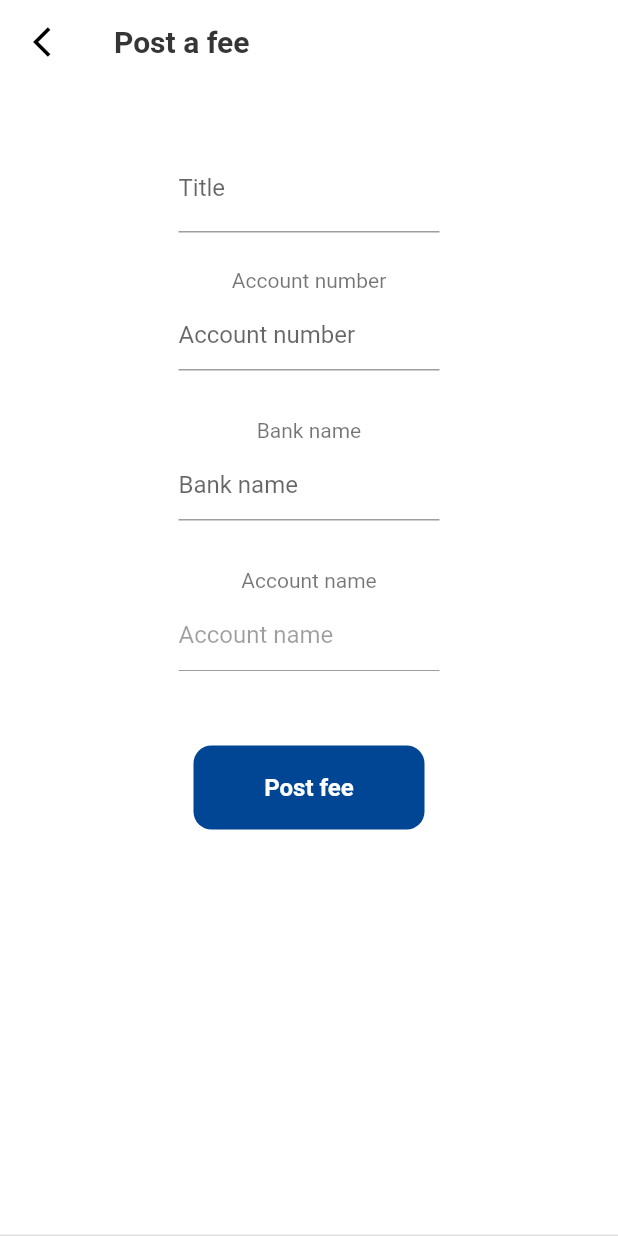
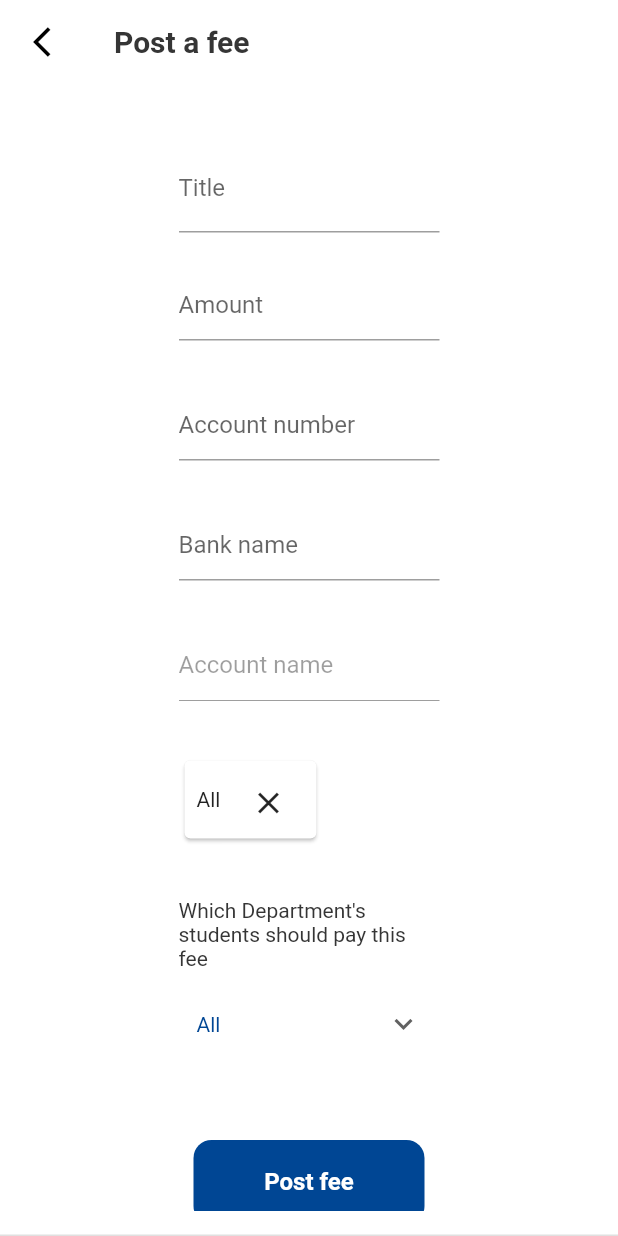
Before and after one commit to DReaper55/clearance_processing_system, a Flutter app: the PostFee screen opened by its route, on a phone screen of 412 x 824 dp. Run offline on Flutter 3.47's test engine with Material 2 defaults, Android fonts, the phone set to English and light mode, and no system bars; our stand-ins replace cloud_firestore, dartz, equatable, firebase_auth, firebase_core, flutter_dotenv and 4 more; accounts and stored records are empty.

Commit message:
Can restrict fees to departments

```diff
--- a/lib/core/helpers/extensions.dart
+++ b/lib/core/helpers/extensions.dart
@@ -56,9 +56,9 @@ extension DocIDFormat on String {
     return '$this-$uid';
   }
 
-  String docCustomerFormat({String? inventoryId}) {
-    if (inventoryId != null) {
-      return '$this-$inventoryId';
+  String docFormat({String? id}) {
+    if (id != null) {
+      return '$this-$id';
     }
 
     return this;
--- a/lib/core/utils/strings.dart
+++ b/lib/core/utils/strings.dart
@@ -81,6 +81,7 @@ class FireStoreCollectionStrings {
   static const admin = 'admin';
   static const students = 'students';
   static const fees = 'fees';
+  static const requirements = 'requirements';
 }
 
 class FBRealtimeDBCollectionStrings {
--- a/lib/features/fee-management/domain/enitites/fee_entity.dart
+++ b/lib/features/fee-management/domain/enitites/fee_entity.dart
@@ -1,15 +1,18 @@
 import 'package:equatable/equatable.dart';
 
 class FeeEntity extends Equatable {
-  final String? title, feeID, postedBy, accountName, accountNumber, bankName, bankCode;
+  final String? title, feeID, postedBy, amount, accountName, accountNumber, bankName, bankCode;
+  final String? departmentsToPay;
   final String? dateTime;
 
 
-  const FeeEntity({this.bankCode, this.dateTime, this.accountName, this.feeID, this.title, this.postedBy, this.accountNumber, this.bankName});
+  const FeeEntity({this.departmentsToPay, this.bankCode, this.dateTime, this.amount, this.accountName, this.feeID, this.title, this.postedBy, this.accountNumber, this.bankName});
 
   FeeEntity.fromMap(Map<dynamic, dynamic> list)
       : accountNumber = list["accountNumber"],
         postedBy = list["postedBy"],
+        departmentsToPay = list["departmentsToPay"],
+        amount = list["amount"],
         feeID = list["feeID"],
         dateTime = list["dateTime"],
         title = list["title"],
@@ -23,6 +26,8 @@ class FeeEntity extends Equatable {
       "accountNumber": accountNumber,
       "postedBy": postedBy,
       "feeID": feeID,
+      "departmentsToPay": departmentsToPay,
+      "amount": amount,
       "accountName": accountName,
       "bankCode": bankCode,
       "dateTime": dateTime,
@@ -33,6 +38,6 @@ class FeeEntity extends Equatable {
 
   @override
   List<Object?> get props => [
-    title, postedBy, feeID, bankCode, accountName, accountNumber, bankName, dateTime
+    title, postedBy, feeID, departmentsToPay, amount, bankCode, accountName, accountNumber, bankName, dateTime
   ];
 }
--- a/lib/features/fee-management/presentation/pages/post_fee.dart
+++ b/lib/features/fee-management/presentation/pages/post_fee.dart
@@ -5,9 +5,11 @@ import 'package:clearance_processing_system/core/utils/text_styles.dart';
 import 'package:clearance_processing_system/core/utils/validations.dart';
 import 'package:clearance_processing_system/general_widgets/UCPSScaffold.dart';
 import 'package:clearance_processing_system/general_widgets/app_loader.dart';
+import 'package:clearance_processing_system/general_widgets/custom-widgets/dropdown_field.dart';
 import 'package:clearance_processing_system/general_widgets/shrink_button.dart';
 import 'package:clearance_processing_system/general_widgets/spacing.dart';
 import 'package:flutter/material.dart';
+import 'package:flutter_hooks/flutter_hooks.dart';
 import 'package:hooks_riverpod/hooks_riverpod.dart';
 
 import '../notifiers/fee_notifier.dart';
@@ -19,6 +21,14 @@ class PostFee extends HookConsumerWidget {
   @override
   Widget build(BuildContext context, WidgetRef ref) {
     final createNewFeeNotifier = ref.watch(createNewFeeNotifierProvider);
+
+    useEffect(() {
+      Future.delayed(const Duration(milliseconds: 500), () {
+        createNewFeeNotifier.setData();
+      });
+
+      return () {};
+    }, []);
 
     return UCPSScaffold(
       title: AppStrings.postAFee,
@@ -37,11 +47,17 @@ class PostFee extends HookConsumerWidget {
               ),
               const Spacing.bigHeight(),
 
-              Text(
-                LabelStrings.accountNumber,
-                style: Styles.w400(color: Colors.black54),
+              // ................................................
+              // Amount
+              // ................................................
+              _LoadingTextField(
+                hintText: 'Amount',
+                controller: createNewFeeNotifier.amountController,
+                enabled: true,
+                // data: createNewFeeNotifier.onData,
+                isLoading: createNewFeeNotifier.isLoadingAccNum,
               ),
-              const Spacing.tinyHeight(),
+              const Spacing.largeHeight(),
               // ................................................
               // Account Number
               // ................................................
@@ -57,11 +73,6 @@ class PostFee extends HookConsumerWidget {
               // ................................................
               // Bank Name
               // ................................................
-              Text(
-                LabelStrings.bankName,
-                style: Styles.w400(color: Colors.black54),
-              ),
-              const Spacing.tinyHeight(),
               _LoadingTextField(
                 hintText: LabelStrings.bankName,
                 controller: createNewFeeNotifier.bankNameController,
@@ -71,11 +82,6 @@ class PostFee extends HookConsumerWidget {
                 isLoading: createNewFeeNotifier.isLoadingAccNum,
               ),
               const Spacing.largeHeight(),
-              Text(
-                LabelStrings.accountName,
-                style: Styles.w400(color: Colors.black54),
-              ),
-              const Spacing.tinyHeight(),
               // ................................................
               // Account name
               // ................................................
@@ -85,6 +91,43 @@ class PostFee extends HookConsumerWidget {
                 enabled: false,
                 // data: createNewFeeNotifier.onData,
                 isLoading: createNewFeeNotifier.isLoadingAccNum,
+              ),
+
+              const Spacing.xLargeHeight(),
+              if(createNewFeeNotifier.selectedDepartments.value.isNotEmpty)
+                SizedBox(
+                  width: Helpers.width(context),
+                  height: 60.0,
+                  child: ListView.separated(
+                      itemBuilder: (ctx, i){
+                        final department = createNewFeeNotifier.selectedDepartments.value[i];
+
+                        return Card(
+                          child: Padding(
+                            padding: const EdgeInsets.all(8.0),
+                            child: Row(
+                              children: [
+                                Text(department!.values.first),
+                                const Spacing.smallWidth(),
+
+                                IconButton(onPressed: () => createNewFeeNotifier.removeItem(department), icon: const Icon(Icons.close))
+                              ],
+                            ),
+                          ),
+                        );
+                      },
+                      scrollDirection: Axis.horizontal,
+                      separatorBuilder: (ctx, i) => const Spacing.mediumHeight(),
+                      itemCount: createNewFeeNotifier.selectedDepartments.value.length,
+                  ),
+                ),
+
+              const Spacing.xLargeHeight(),
+              DropDownField(
+                values: createNewFeeNotifier.listOfDepartments,
+                label: "Which Department's students should pay this fee",
+                onChanged: createNewFeeNotifier.onDropdownChanged,
+                // currentValue: createNewFeeNotifier.selectedRole.value,
               ),
 
               const Spacing.xxLargeHeight(),
```
Also changed, not shown: lib/features/fee-management/domain/enitites/requirement_entity.dart (added, +34 -0 lines), lib/features/fee-management/presentation/notifiers/fee_notifier.dart (+83 -1 lines), lib/features/fee-management/presentation/pages/view_fees.dart (+16 -5 lines), lib/features/fee-management/presentation/notifiers/view_fees_notifier.dart (line endings or trailing spaces).
